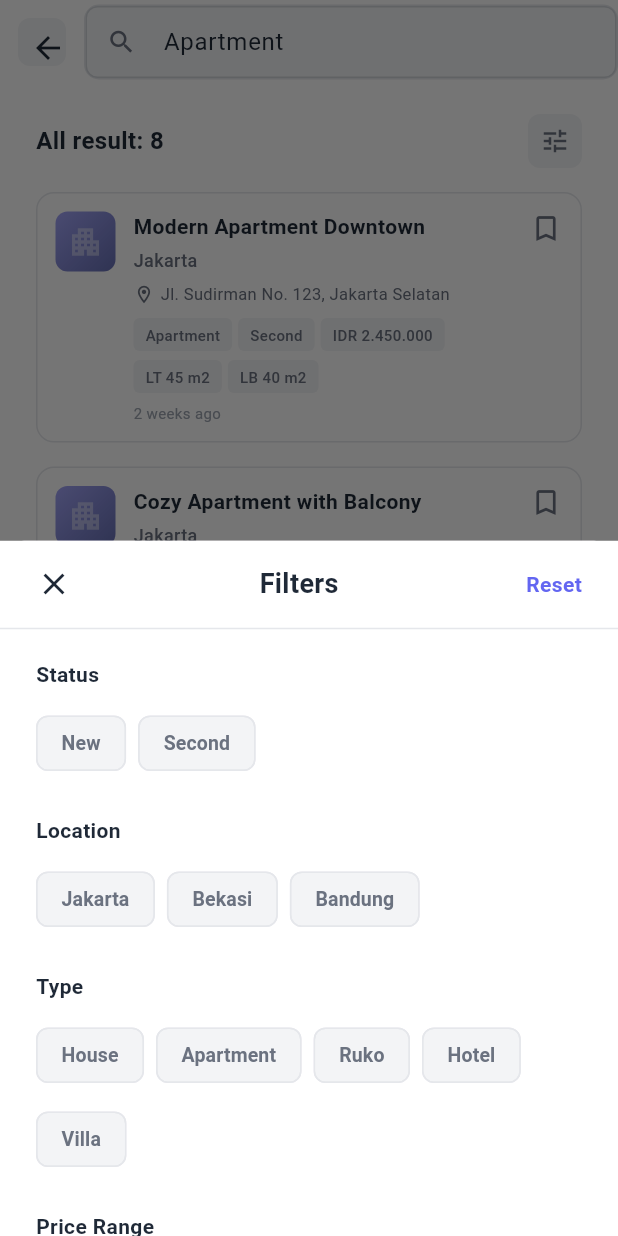
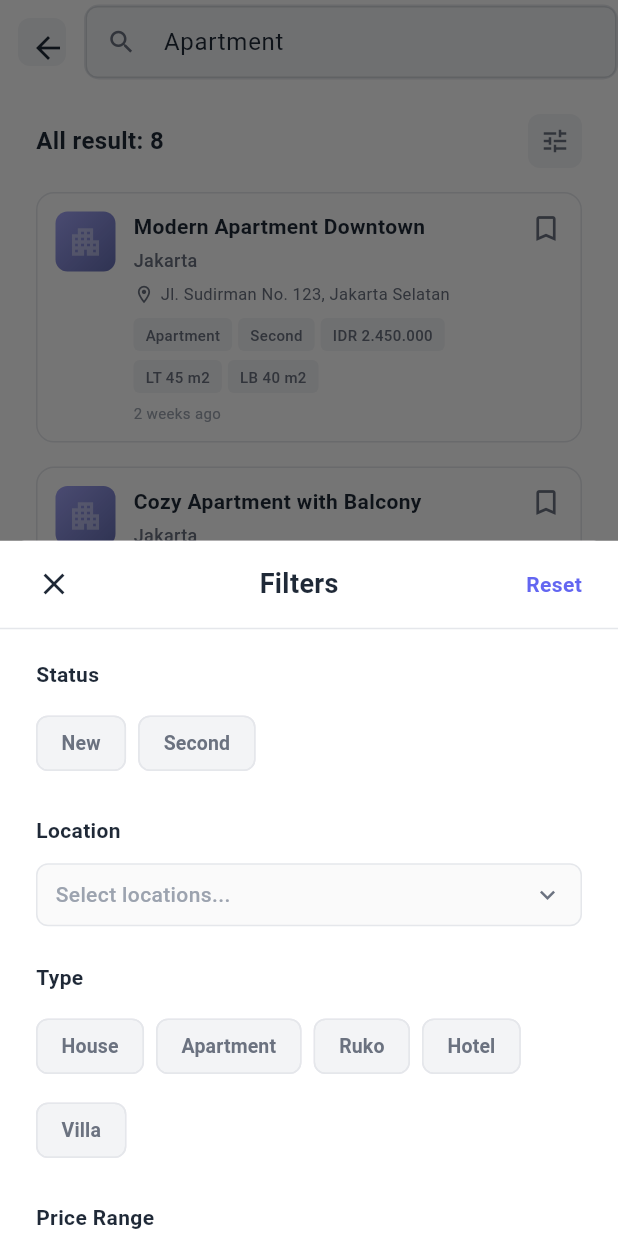
Before and after one commit to FikrTechnology/find_apartment_flutter, a Flutter app: the AllSearchResultPage screen opened by its route, after a tap on the "tune" icon, on a phone screen of 412 x 824 dp. Run offline on Flutter 3.47's test engine with Material 3 defaults, Android fonts, the phone set to English and light mode, and no system bars; our stand-ins replace carousel_slider, flutter_bloc, go_router.

Commit message:
City Filter Dropwdown Update

```diff
--- a/lib/core/constants/app_strings.dart
+++ b/lib/core/constants/app_strings.dart
@@ -1,6 +1,6 @@
 class AppStrings {
   // ==================== App General ====================
-  static const String appName = 'Find Apartment';
+  static const String appName = 'Rentara';
 
   // ==================== Splash Screen ====================
   static const String splashTitle = 'Find Your Dream Home';
@@ -8,8 +8,8 @@ class AppStrings {
   static const String getStarted = 'Get Started';
 
   // ==================== Auth - Login ====================
-  static const String loginTitle = 'Welcome Back';
-  static const String loginSubtitle = 'Sign in to your account';
+  static const String loginTitle = 'Welcome Back to Rentara';
+  static const String loginSubtitle = 'Access curated listings and manage your property search seamlessly';
   static const String email = 'Email';
   static const String emailHint = 'Enter your email';
   static const String password = 'Password';
@@ -20,8 +20,8 @@ class AppStrings {
   static const String signUp = 'Sign Up';
 
   // ==================== Auth - Register ====================
-  static const String registerTitle = 'Create Account';
-  static const String registerSubtitle = 'Join us and find your dream home';
+  static const String registerTitle = 'Discover Properties with Confidence';
+  static const String registerSubtitle = 'Create an account to access curated listings and smart property tools.';
   static const String fullName = 'Full Name';
   static const String fullNameHint = 'Enter your full name';
   static const String confirmPassword = 'Confirm Password';
--- a/lib/features/home/presentation/pages/all_search_result_page.dart
+++ b/lib/features/home/presentation/pages/all_search_result_page.dart
@@ -1,6 +1,7 @@
 import 'package:flutter/material.dart';
 import 'package:go_router/go_router.dart';
 import '../../../../core/constants/app_strings.dart';
+import '../widgets/location_dropdown.dart';
 
 class AllSearchResultPage extends StatefulWidget {
   final String query;
@@ -291,39 +292,14 @@ class _AllSearchResultPageState extends State<AllSearchResultPage> {
                           ),
                         ),
                         const SizedBox(height: 12),
-                        Wrap(
-                          spacing: 8,
-                          runSpacing: 8,
-                          children: ['Jakarta', 'Bekasi', 'Bandung'].map((location) {
-                            final isSelected = tempSelectedLocation.contains(location);
-                            return FilterChip(
-                              label: Text(location),
-                              selected: isSelected,
-                              onSelected: (selected) {
-                                setModalState(() {
-                                  if (selected) {
-                                    tempSelectedLocation.add(location);
-                                  } else {
-                                    tempSelectedLocation.remove(location);
-                                  }
-                                });
-                              },
-                              avatar: isSelected
-                                  ? const Icon(Icons.check, color: Colors.white, size: 16)
-                                  : null,
-                              backgroundColor: const Color(0xFFF3F4F6),
-                              selectedColor: const Color(0xFF6366F1),
-                              elevation: isSelected ? 4 : 1,
-                              labelStyle: TextStyle(
-                                color: isSelected ? Colors.white : const Color(0xFF6B7280),
-                                fontWeight: FontWeight.w600,
-                                fontSize: 13,
-                              ),
-                              side: isSelected
-                                  ? const BorderSide(color: Color(0xFF6366F1), width: 0)
-                                  : const BorderSide(color: Color(0xFFE5E7EB), width: 1),
-                            );
-                          }).toList(),
+                        LocationDropdown(
+                          locations: ['Jakarta', 'Bekasi', 'Bandung', 'Surabaya', 'Medan', 'Semarang'],
+                          selectedLocations: tempSelectedLocation,
+                          onChanged: (selected) {
+                            setModalState(() {
+                              tempSelectedLocation = selected;
+                            });
+                          },
                         ),
                         const SizedBox(height: 24),
                         // Type Filter
--- /dev/null
+++ b/lib/features/home/presentation/widgets/location_dropdown.dart
@@ -0,0 +1,278 @@
+import 'package:flutter/material.dart';
+
+class LocationDropdown extends StatefulWidget {
+  final List<String> locations;
+  final Set<String> selectedLocations;
+  final ValueChanged<Set<String>> onChanged;
+
+  const LocationDropdown({
+    super.key,
+    required this.locations,
+    required this.selectedLocations,
+    required this.onChanged,
+  });
+
+  @override
+  State<LocationDropdown> createState() => _LocationDropdownState();
+}
+
+class _LocationDropdownState extends State<LocationDropdown> {
+  late TextEditingController _searchController;
+  late List<String> _filteredLocations;
+  bool _isDropdownOpen = false;
+
+  @override
+  void initState() {
+    super.initState();
+    _searchController = TextEditingController();
+    _filteredLocations = List.from(widget.locations);
+  }
+
+  @override
+  void dispose() {
+    _searchController.dispose();
+    super.dispose();
+  }
+
+  void _filterLocations(String query) {
+    setState(() {
+      if (query.isEmpty) {
+        _filteredLocations = List.from(widget.locations);
+      } else {
+        _filteredLocations = widget.locations
+            .where((location) =>
+                location.toLowerCase().contains(query.toLowerCase()))
+            .toList();
+      }
+    });
+  }
+
+  void _toggleLocation(String location) {
+    final newSelected = Set<String>.from(widget.selectedLocations);
+    if (newSelected.contains(location)) {
+      newSelected.remove(location);
+    } else {
+      newSelected.add(location);
+    }
+    widget.onChanged(newSelected);
+  }
+
+  @override
+  Widget build(BuildContext context) {
+    return Column(
+      crossAxisAlignment: CrossAxisAlignment.start,
+      children: [
+        GestureDetector(
+          onTap: () {
+            setState(() {
+              _isDropdownOpen = !_isDropdownOpen;
+            });
+            if (_isDropdownOpen) {
+              _searchController.clear();
+              _filteredLocations = List.from(widget.locations);
+            }
+          },
+          child: Container(
+            padding: const EdgeInsets.symmetric(horizontal: 12, vertical: 10),
+            decoration: BoxDecoration(
+              border: Border.all(
+                color: _isDropdownOpen
+                    ? const Color(0xFF6366F1)
+                    : const Color(0xFFE5E7EB),
+                width: _isDropdownOpen ? 2 : 1,
+              ),
+              borderRadius: BorderRadius.circular(8),
+              color: const Color(0xFFFAFAFA),
+            ),
+            child: Row(
+              mainAxisAlignment: MainAxisAlignment.spaceBetween,
+              children: [
+                Expanded(
+                  child: Text(
+                    widget.selectedLocations.isEmpty
+                        ? 'Select locations...'
+                        : '${widget.selectedLocations.length} selected',
+                    style: TextStyle(
+                      fontSize: 14,
+                      fontWeight: FontWeight.w500,
+                      color: widget.selectedLocations.isEmpty
+                          ? const Color(0xFF9CA3AF)
+                          : const Color(0xFF1F2937),
+                    ),
+                  ),
+                ),
+                Icon(
+                  _isDropdownOpen ? Icons.expand_less : Icons.expand_more,
+                  color: const Color(0xFF6B7280),
+                  size: 20,
+                ),
+              ],
+            ),
+          ),
+        ),
+        if (_isDropdownOpen) ...[
+          const SizedBox(height: 8),
+          Container(
+            decoration: BoxDecoration(
+              border: Border.all(color: const Color(0xFFE5E7EB), width: 1),
+              borderRadius: BorderRadius.circular(8),
+              color: Colors.white,
+            ),
+            child: Column(
+              children: [
+                // Search field
+                Padding(
+                  padding: const EdgeInsets.all(12),
+                  child: TextField(
+                    controller: _searchController,
+                    onChanged: _filterLocations,
+                    decoration: InputDecoration(
+                      hintText: 'Search location...',
+                      hintStyle: const TextStyle(
+                        color: Color(0xFF9CA3AF),
+                        fontSize: 14,
+                      ),
+                      prefixIcon: const Icon(
+                        Icons.search,
+                        color: Color(0xFF6B7280),
+                        size: 20,
+                      ),
+                      suffixIcon: _searchController.text.isNotEmpty
+                          ? GestureDetector(
+                              onTap: () {
+                                _searchController.clear();
+                                _filterLocations('');
+                              },
+                              child: const Icon(
+                                Icons.close,
+                                color: Color(0xFF6B7280),
+                                size: 20,
+                              ),
+                            )
+                          : null,
+                      filled: true,
+                      fillColor: const Color(0xFFF9FAFB),
+                      border: OutlineInputBorder(
+                        borderRadius: BorderRadius.circular(6),
+                        borderSide:
+                            const BorderSide(color: Color(0xFFE5E7EB)),
+                      ),
+                      enabledBorder: OutlineInputBorder(
+                        borderRadius: BorderRadius.circular(6),
+                        borderSide:
+                            const BorderSide(color: Color(0xFFE5E7EB)),
+                      ),
+                      focusedBorder: OutlineInputBorder(
+                        borderRadius: BorderRadius.circular(6),
+                        borderSide:
+                            const BorderSide(color: Color(0xFF6366F1), width: 2),
+                      ),
+                      contentPadding: const EdgeInsets.symmetric(
+                        horizontal: 12,
+                        vertical: 8,
+                      ),
+                    ),
+                  ),
+                ),
+                const Divider(
+                  height: 1,
+                  thickness: 1,
+                  color: Color(0xFFE5E7EB),
+                ),
+                // Location list
+                ConstrainedBox(
+                  constraints: const BoxConstraints(
+                    maxHeight: 250,
+                  ),
+                  child: _filteredLocations.isEmpty
+                      ? Padding(
+                          padding: const EdgeInsets.symmetric(vertical: 20),
+                          child: Text(
+                            'No locations found',
+                            style: TextStyle(
+                              fontSize: 14,
+                              color: const Color(0xFF6B7280),
+                              fontWeight: FontWeight.w500,
+                            ),
+                          ),
+                        )
+                      : ListView.builder(
+                          shrinkWrap: true,
+                          itemCount: _filteredLocations.length,
+                          itemBuilder: (context, index) {
+                            final location = _filteredLocations[index];
+                            final isSelected =
+                                widget.selectedLocations.contains(location);
+                            return CheckboxListTile(
+                              value: isSelected,
+                              onChanged: (value) {
+                                _toggleLocation(location);
+                              },
+                              title: Text(
+                                location,
+                                style: const TextStyle(
+                                  fontSize: 14,
+                                  fontWeight: FontWeight.w500,
+                                  color: Color(0xFF1F2937),
+                                ),
+                              ),
+                              activeColor: const Color(0xFF6366F1),
+                              checkColor: Colors.white,
+                              controlAffinity:
+                                  ListTileControlAffinity.leading,
+                              contentPadding: const EdgeInsets.symmetric(
+                                horizontal: 12,
+                                vertical: 4,
+                              ),
+                              dense: true,
+                            );
+                          },
+                        ),
+                ),
+                // Selected tags display
+                if (widget.selectedLocations.isNotEmpty) ...[
+                  const Divider(
+                    height: 1,
+                    thickness: 1,
+                    color: Color(0xFFE5E7EB),
+                  ),
+                  Padding(
+                    padding: const EdgeInsets.all(12),
+                    child: Wrap(
+                      spacing: 8,
+                      runSpacing: 8,
+                      children: widget.selectedLocations.map((location) {
+                        return Chip(
+                          label: Text(location),
+                          onDeleted: () {
+                            _toggleLocation(location);
+                          },
+                          backgroundColor: const Color(0xFFEEF2FF),
+                          labelStyle: const TextStyle(
+                            fontSize: 12,
+                            fontWeight: FontWeight.w600,
+                            color: Color(0xFF6366F1),
+                          ),
+                          side: const BorderSide(
+                            color: Color(0xFF6366F1),
+                            width: 1,
+                          ),
+                          deleteIcon: const Icon(
+                            Icons.close,
+                            size: 16,
+                            color: Color(0xFF6366F1),
+                          ),
+                          deleteIconColor: const Color(0xFF6366F1),
+                        );
+                      }).toList(),
+                    ),
+                  ),
+                ],
+              ],
+            ),
+          ),
+        ],
+      ],
+    );
+  }
+}
```
Also changed, not shown: lib/features/home/presentation/pages/maps_property_page.dart (+9 -17 lines).
